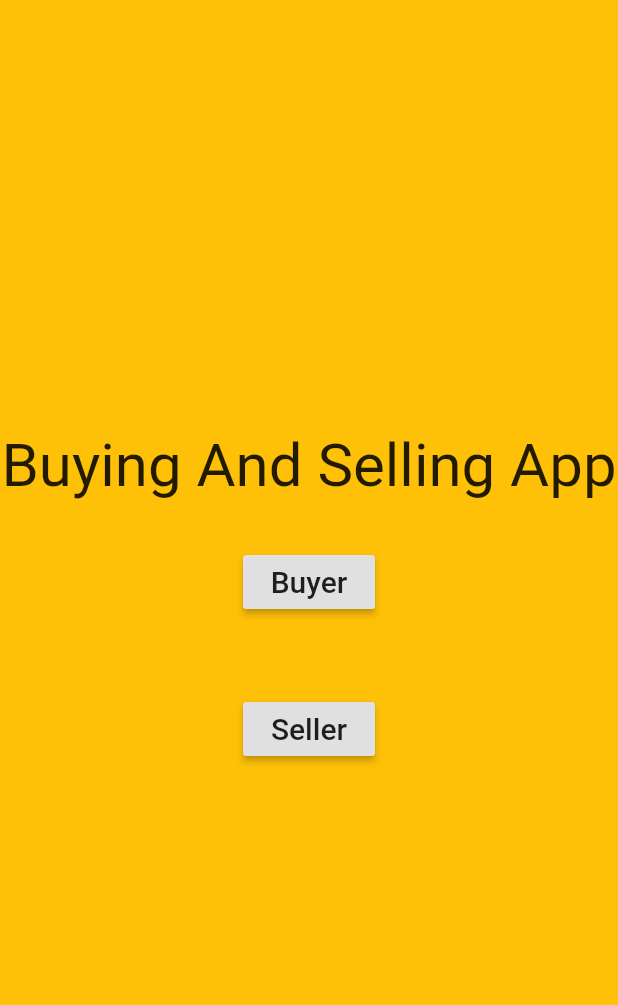
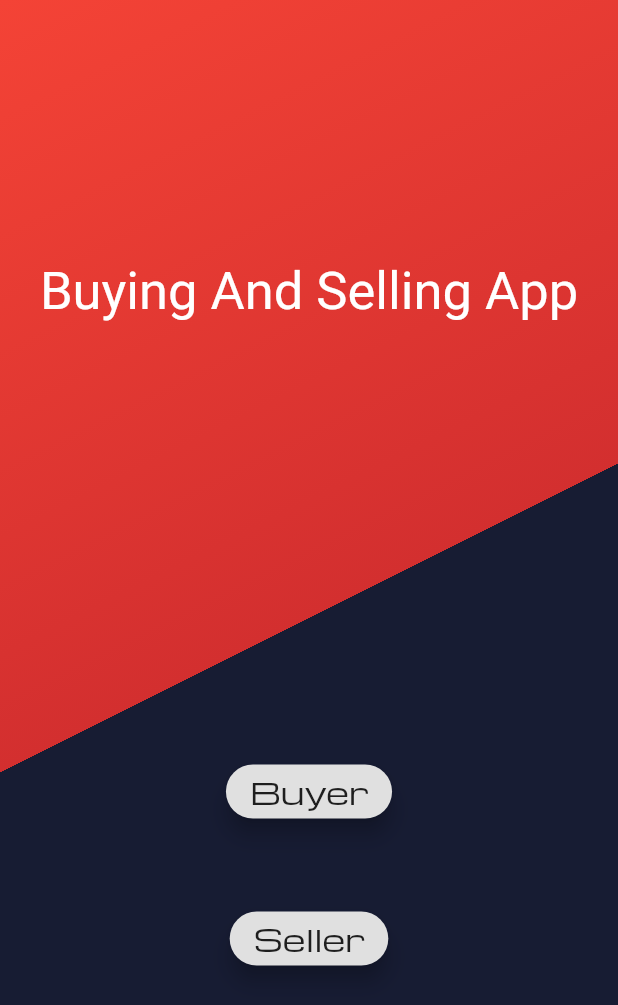
Before and after one commit to MARTIANSID/dbms-project, a Flutter app: the screen it shows after launch, on a phone screen of 412 x 824 dp. Shown: the top 1005 px of the screen. Run offline on Flutter 3.47's test engine with Material 2 defaults, Android fonts, the phone set to English and light mode, and no system bars.

Commit message:
background changes

```diff
--- a/client/lib/screens/chekuser.dart
+++ b/client/lib/screens/chekuser.dart
@@ -10,20 +10,31 @@ class CheckUser extends StatefulWidget {
 class _CheckUserState extends State<CheckUser> {
   @override
   Widget build(BuildContext context) {
-    return Center(
-      child: Scaffold(
-        backgroundColor: Colors.amber,
+    Size size = MediaQuery.of(context).size;
+    return Scaffold(
       body: Center(
         child: Container(
-            height: 250,
+          decoration: BoxDecoration(
+            gradient: LinearGradient(
+                colors: [Colors.red, Colors.red[700], Color(0xff171C33)],
+                begin: Alignment.topLeft,
+                end: Alignment.bottomRight,
+                stops: [0.0, 0.5, 0.5]),
+          ),
+          alignment: Alignment.center,
+          height: double.infinity,
           child: Column(
+            mainAxisAlignment: MainAxisAlignment.center,
             children: [
               Text(
                 "Buying And Selling App",
-                  style: TextStyle(fontSize: 40),
+                style: TextStyle(
+                  color: Colors.white,
+                  fontSize: 35,
+                ),
               ),
               SizedBox(
-                  height: 30,
+                height: size.height * 0.35,
               ),
               GestureDetector(
                   onTap: () {
@@ -33,6 +44,12 @@ class _CheckUserState extends State<CheckUser> {
                     );
                   },
                   child: RaisedButton(
+                      elevation: 6,
+                      shape: RoundedRectangleBorder(
+                          borderRadius: BorderRadius.all(
+                            Radius.circular(20),
+                          ),
+                          side: BorderSide.none),
                       onPressed: () {
                         Navigator.push(
                             context,
@@ -41,26 +58,31 @@ class _CheckUserState extends State<CheckUser> {
                       },
                       child: Text(
                         "Buyer",
-                          style: TextStyle(fontSize: 20),
+                        style: TextStyle(fontSize: 20, fontFamily: 'Michroma'),
                       ))),
               SizedBox(
                 height: 50,
               ),
               RaisedButton(
+                elevation: 6,
+                shape: RoundedRectangleBorder(
+                    borderRadius: BorderRadius.all(
+                      Radius.circular(20),
+                    ),
+                    side: BorderSide.none),
                 onPressed: () {
                   Navigator.push(context,
                       MaterialPageRoute(builder: (context) => SellerLogin()));
                 },
                 child: Text(
                   "Seller",
-                    style: TextStyle(fontSize: 20),
+                  style: TextStyle(fontSize: 20, fontFamily: 'Michroma'),
                 ),
               )
             ],
           ),
         ),
       ),
-      ),
     );
   }
 }
--- a/client/lib/screens/products.dart
+++ b/client/lib/screens/products.dart
@@ -77,7 +77,8 @@ class _ProductsState extends State<Products> {
                   })
                 ],
               ),
-              ));
+            ),
+          );
         },
       );
     }
@@ -89,7 +90,8 @@ class _ProductsState extends State<Products> {
             onTap: () {
               Navigator.popAndPushNamed(context, '/logout');
             },
-              child: Icon(Icons.logout))
+            child: Icon(Icons.logout),
+          )
         ],
       ),
       body: FutureBuilder(
```
Also changed, not shown: client/pubspec.yaml (+4 -4 lines), client/assets/fonts/Michroma-Regular.ttf (added). Lines whose indentation alone changed are shown as unchanged.
